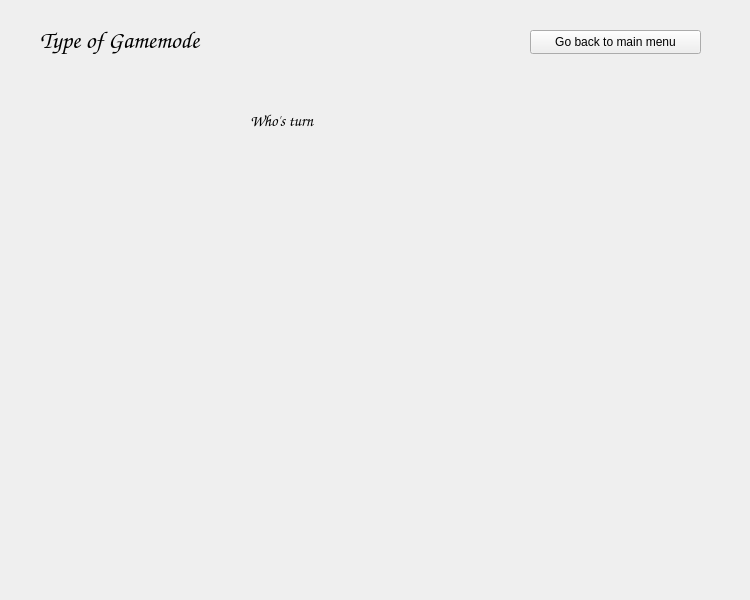
Above: app/GameScreenWidget.ui from onisimm/Cookie-Byte-10LF323 before the change. Below: the same form after it.
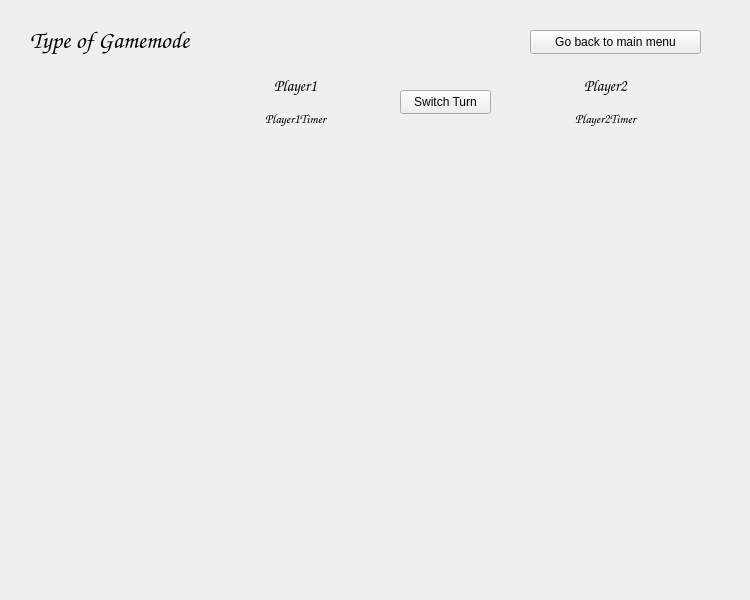
That is the form after the change.

Commit message: Changed game interface, added partial timer implementation + small changes

Patch:
```diff
--- a/app/GameScreenWidget.ui
+++ b/app/GameScreenWidget.ui
@@ -16,7 +16,7 @@
   <widget class="QLabel" name="gamemodeLabel">
    <property name="geometry">
     <rect>
-     <x>40</x>
+     <x>30</x>
      <y>0</y>
      <width>251</width>
      <height>81</height>
@@ -59,10 +59,10 @@
   <widget class="QLabel" name="playerTurnLabel">
    <property name="geometry">
     <rect>
-     <x>250</x>
-     <y>80</y>
-     <width>421</width>
-     <height>81</height>
+     <x>220</x>
+     <y>70</y>
+     <width>151</width>
+     <height>31</height>
     </rect>
    </property>
    <property name="font">
@@ -75,10 +75,98 @@
     <bool>false</bool>
    </property>
    <property name="text">
-    <string>Who's turn</string>
+    <string>Player1</string>
    </property>
    <property name="scaledContents">
     <bool>false</bool>
+   </property>
+   <property name="alignment">
+    <set>Qt::AlignCenter</set>
+   </property>
+  </widget>
+  <widget class="QLabel" name="player1TimerLabel">
+   <property name="geometry">
+    <rect>
+     <x>220</x>
+     <y>110</y>
+     <width>151</width>
+     <height>16</height>
+    </rect>
+   </property>
+   <property name="font">
+    <font>
+     <family>Comic Sans MS</family>
+     <pointsize>10</pointsize>
+    </font>
+   </property>
+   <property name="text">
+    <string>Player1Timer</string>
+   </property>
+   <property name="alignment">
+    <set>Qt::AlignCenter</set>
+   </property>
+  </widget>
+  <widget class="QLabel" name="player2TimerLabel">
+   <property name="geometry">
+    <rect>
+     <x>530</x>
+     <y>110</y>
+     <width>151</width>
+     <height>16</height>
+    </rect>
+   </property>
+   <property name="font">
+    <font>
+     <family>Comic Sans MS</family>
+     <pointsize>10</pointsize>
+    </font>
+   </property>
+   <property name="text">
+    <string>Player2Timer</string>
+   </property>
+   <property name="alignment">
+    <set>Qt::AlignCenter</set>
+   </property>
+  </widget>
+  <widget class="QLabel" name="player2NameLabel">
+   <property name="geometry">
+    <rect>
+     <x>530</x>
+     <y>70</y>
+     <width>151</width>
+     <height>31</height>
+    </rect>
+   </property>
+   <property name="font">
+    <font>
+     <family>Comic Sans MS</family>
+     <pointsize>12</pointsize>
+    </font>
+   </property>
+   <property name="autoFillBackground">
+    <bool>false</bool>
+   </property>
+   <property name="text">
+    <string>Player2</string>
+   </property>
+   <property name="scaledContents">
+    <bool>false</bool>
+   </property>
+   <property name="alignment">
+    <set>Qt::AlignCenter</set>
+   </property>
+  </widget>
+  <widget class="QPushButton" name="switchTurnButton">
+   <property name="geometry">
+    <rect>
+     <x>400</x>
+     <y>90</y>
+     <width>91</width>
+     <height>24</height>
+    </rect>
+   </property>
+   <property name="text">
+    <string>Switch Turn</string>
    </property>
   </widget>
  </widget>
```
Left out of the diff: 2 changed lines with no effect on the pictures. The commit also changes 22 other files.
